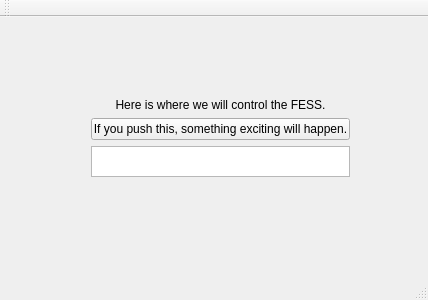
Qt form FESS-GUI/mainwindow.ui (FIGS-FESS/FESSGUI) before a commit.
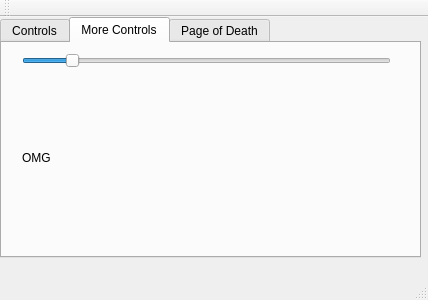
The same form after that commit. The open tabs and pages were chosen to show the change.

Patch:
```diff
--- a/FESS-GUI/mainwindow.ui
+++ b/FESS-GUI/mainwindow.ui
@@ -14,13 +14,32 @@
    <string>MainWindow</string>
   </property>
   <widget class="QWidget" name="centralWidget">
+   <widget class="QTabWidget" name="tabWidget">
+    <property name="geometry">
+     <rect>
+      <x>0</x>
+      <y>0</y>
+      <width>421</width>
+      <height>241</height>
+     </rect>
+    </property>
+    <property name="styleSheet">
+     <string notr="true"/>
+    </property>
+    <property name="currentIndex">
+     <number>0</number>
+    </property>
+    <widget class="QWidget" name="tab">
+     <attribute name="title">
+      <string>Controls</string>
+     </attribute>
    <widget class="QWidget" name="verticalLayoutWidget">
     <property name="geometry">
      <rect>
       <x>80</x>
-      <y>70</y>
-      <width>281</width>
-      <height>101</height>
+        <y>40</y>
+        <width>258</width>
+        <height>111</height>
      </rect>
     </property>
     <layout class="QGridLayout" name="gridLayout">
@@ -48,6 +67,65 @@
    </widget>
    <zorder>verticalLayoutWidget</zorder>
    <zorder>label</zorder>
+    </widget>
+    <widget class="QWidget" name="tab_2">
+     <attribute name="title">
+      <string>More Controls</string>
+     </attribute>
+     <widget class="QWidget" name="verticalLayoutWidget_2">
+      <property name="geometry">
+       <rect>
+        <x>9</x>
+        <y>-1</y>
+        <width>391</width>
+        <height>211</height>
+       </rect>
+      </property>
+      <layout class="QVBoxLayout" name="verticalLayout_2" stretch="0,0">
+       <item>
+        <widget class="QSlider" name="horizontalSlider">
+         <property name="sliderPosition">
+          <number>12</number>
+         </property>
+         <property name="orientation">
+          <enum>Qt::Horizontal</enum>
+         </property>
+        </widget>
+       </item>
+       <item>
+        <widget class="QLabel" name="label_2">
+         <property name="text">
+          <string>OMG</string>
+         </property>
+        </widget>
+       </item>
+      </layout>
+     </widget>
+    </widget>
+    <widget class="QWidget" name="tab_3">
+     <attribute name="title">
+      <string>Page of Death</string>
+     </attribute>
+     <widget class="QLabel" name="label_3">
+      <property name="geometry">
+       <rect>
+        <x>100</x>
+        <y>90</y>
+        <width>226</width>
+        <height>29</height>
+       </rect>
+      </property>
+      <property name="font">
+       <font>
+        <pointsize>18</pointsize>
+       </font>
+      </property>
+      <property name="text">
+       <string>Don't Press Spacebar</string>
+      </property>
+     </widget>
+    </widget>
+   </widget>
   </widget>
   <widget class="QMenuBar" name="menuBar">
    <property name="geometry">
```
Left out of the diff: 20 changed lines with no effect on the pictures. Lines whose indentation alone changed are shown as unchanged.
